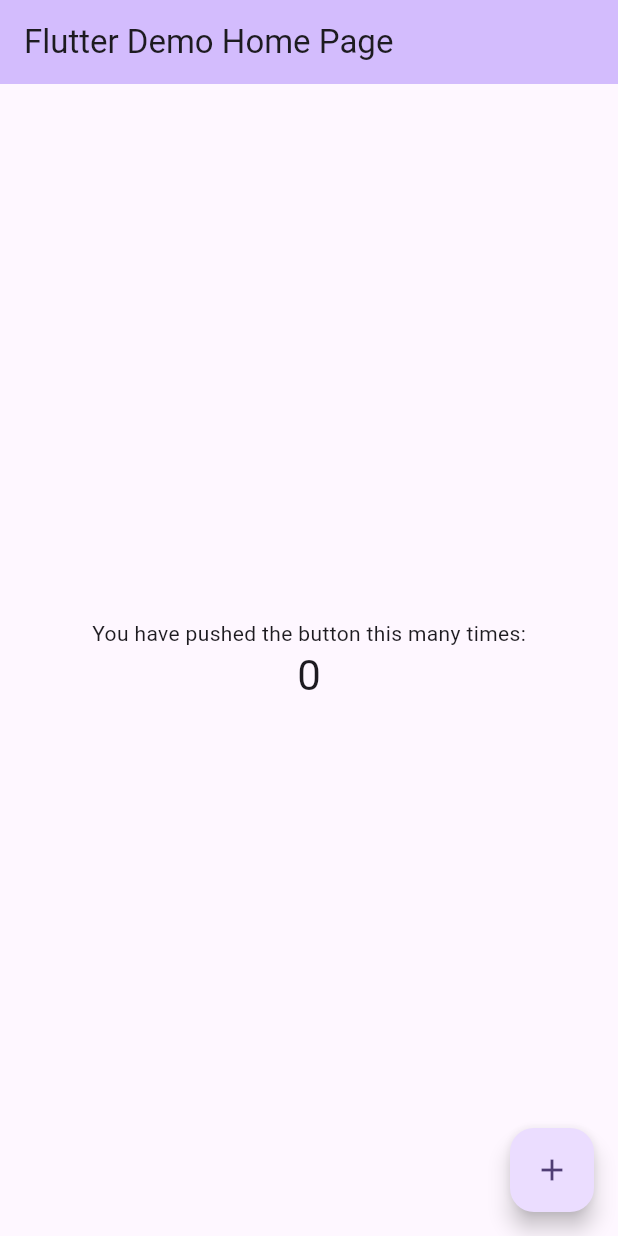
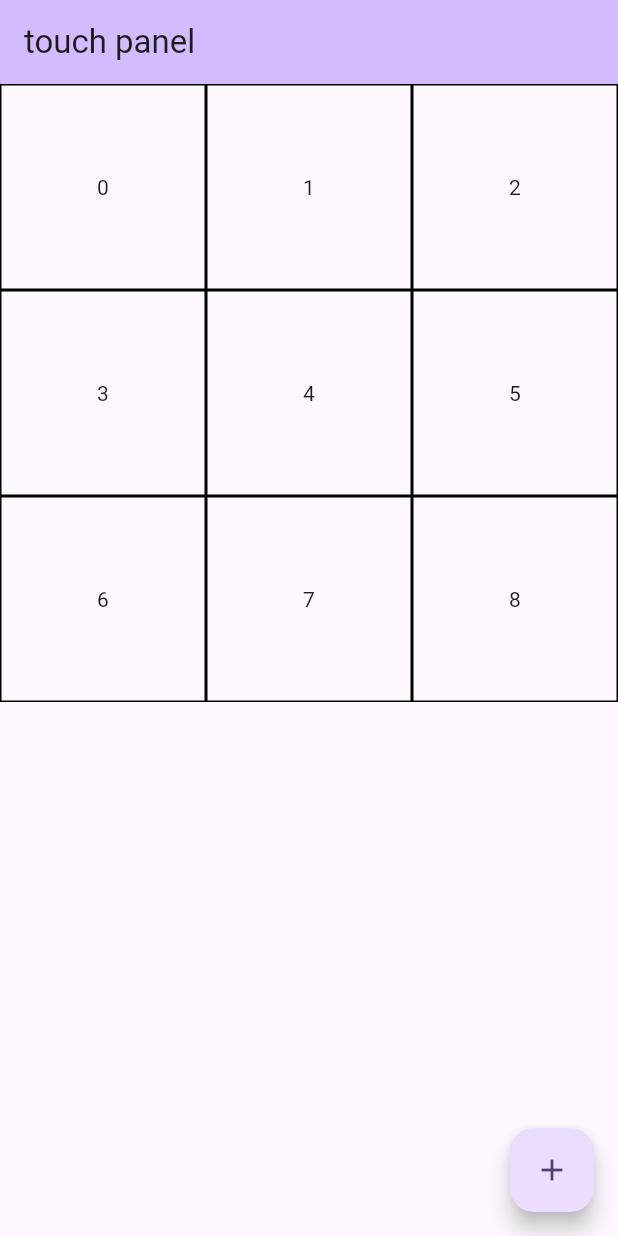
Before and after one commit to komachihashimoto/touch_panel, a Flutter app: the screen it shows after launch, on a phone screen of 412 x 824 dp. Run offline on Flutter 3.47's test engine with Material 3 defaults, Android fonts, the light colour scheme and no system bars.

Commit message:
枠の作成

```diff
--- a/lib/main.dart
+++ b/lib/main.dart
@@ -11,7 +11,7 @@ class MyApp extends StatelessWidget {
   @override
   Widget build(BuildContext context) {
     return MaterialApp(
-      title: 'Flutter Demo',
+      title: 'touch panel',
       theme: ThemeData(
         colorScheme: ColorScheme.fromSeed(seedColor: Colors.deepPurple),
         useMaterial3: true,
@@ -44,28 +44,31 @@ class _MyHomePageState extends State<MyHomePage> {
   Widget build(BuildContext context) {
     return Scaffold(
       appBar: AppBar(
-        backgroundColor: Theme.of(context).colorScheme.inversePrimary,
-        title: Text(widget.title),
+        backgroundColor: Theme
+            .of(context)
+            .colorScheme
+            .inversePrimary,
+        title: Text('touch panel'),
       ),
       body: Center(
-        child: Column(
-          mainAxisAlignment: MainAxisAlignment.center,
-          children: <Widget>[
-            const Text(
-              'You have pushed the button this many times:',
-            ),
-            Text(
-              '$_counter',
-              style: Theme.of(context).textTheme.headlineMedium,
-            ),
-          ],
+        child: GridView.count(
+          crossAxisCount: 3,
+          children: List.generate(9, (index) {
+            return Container(
+              key: ValueKey('cell_$index'),
+              decoration: BoxDecoration(
+                border: Border.all(color: Colors.black),
+              ),
+              child: Center(child: Text('$index')),
+            );
+          }),
         ),
       ),
       floatingActionButton: FloatingActionButton(
         onPressed: _incrementCounter,
         tooltip: 'Increment',
         child: const Icon(Icons.add),
-      ), // This trailing comma makes auto-formatting nicer for build methods.
+      ),
     );
   }
 }
```
